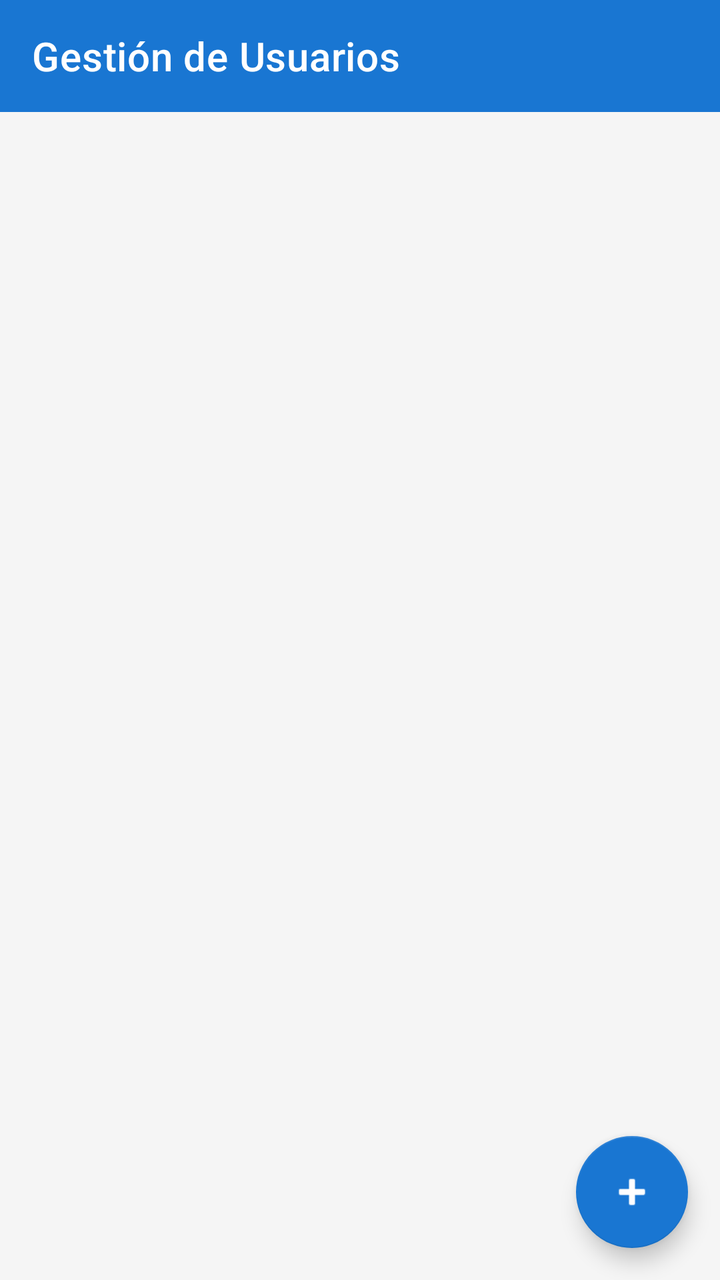
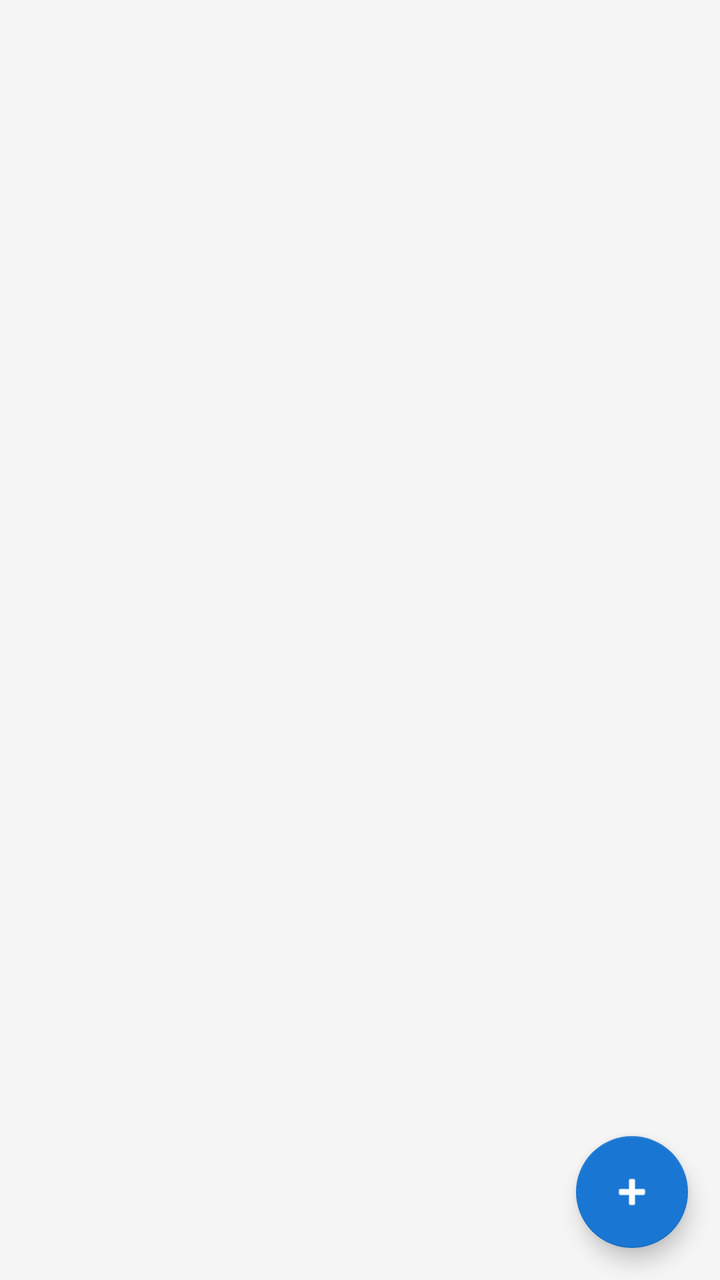

Compare the two renders of this Android layout. The source of the first and the diff that turns it into the second are given below.
<!-- AndroidManifest.xml: application theme Theme.ParqueoIoT -->
<!-- res/layout/activity_gestion_usuarios.xml -->
<?xml version="1.0" encoding="utf-8"?>
<androidx.coordinatorlayout.widget.CoordinatorLayout
    xmlns:android="http://schemas.android.com/apk/res/android"
    xmlns:app="http://schemas.android.com/apk/res-auto"
    android:layout_width="match_parent"
    android:layout_height="match_parent"
    android:background="#F5F5F5">

    <LinearLayout
        android:layout_width="match_parent"
        android:layout_height="match_parent"
        android:orientation="vertical">

        <com.google.android.material.appbar.AppBarLayout
            android:layout_width="match_parent"
            android:layout_height="wrap_content">

            <androidx.appcompat.widget.Toolbar
                android:id="@+id/toolbar"
                android:layout_width="match_parent"
                android:layout_height="?attr/actionBarSize"
                app:title="Gestión de Usuarios"
                app:titleTextColor="@android:color/white"
                android:background="#1976D2"/>
        </com.google.android.material.appbar.AppBarLayout>

        <FrameLayout
            android:layout_width="match_parent"
            android:layout_height="match_parent">

            <androidx.recyclerview.widget.RecyclerView
                android:id="@+id/rvOperadores"
                android:layout_width="match_parent"
                android:layout_height="match_parent"
                android:padding="8dp"
                android:clipToPadding="false"/>

            <ProgressBar
                android:id="@+id/progressBar"
                android:layout_width="wrap_content"
                android:layout_height="wrap_content"
                android:layout_gravity="center"
                android:visibility="gone"/>

            <TextView
                android:id="@+id/tvEmpty"
                android:layout_width="wrap_content"
                android:layout_height="wrap_content"
                android:layout_gravity="center"
                android:text="No hay operadores registrados"
                android:textSize="16sp"
                android:textColor="#757575"
                android:visibility="gone"/>
        </FrameLayout>
    </LinearLayout>

    <com.google.android.material.floatingactionbutton.FloatingActionButton
        android:id="@+id/fabNuevoOperador"
        android:layout_width="wrap_content"
        android:layout_height="wrap_content"
        android:layout_gravity="bottom|end"
        android:layout_margin="16dp"
        android:src="@android:drawable/ic_input_add"
        app:tint="@android:color/white"/>

</androidx.coordinatorlayout.widget.CoordinatorLayout>
<!-- resources referenced by this layout -->
<resources>
  <style name="Theme.ParqueoIoT" parent="Theme.MaterialComponents.Light.NoActionBar">
          <item name="colorPrimary">@color/brand_primary</item>
          <item name="colorPrimaryVariant">@color/brand_primary_dark</item>
          <item name="colorOnPrimary">@color/on_primary</item>
  
          <item name="colorSecondary">@color/brand_primary_light</item>
          <item name="colorSecondaryVariant">@color/brand_primary</item>
          <item name="colorOnSecondary">@color/on_primary</item>
  
          <item name="android:colorBackground">@color/surface_background</item>
          <item name="colorSurface">@color/surface_card</item>
          <item name="colorOnSurface">@color/text_primary</item>
          <item name="colorError">@color/status_danger</item>
  
          <item name="android:statusBarColor">@color/brand_primary_dark</item>
      </style>
  <color name="brand_primary">#0D47A1</color>
  <color name="brand_primary_dark">#09315F</color>
  <color name="on_primary">#FFFFFF</color>
  <color name="brand_primary_light">#1976D2</color>
  <color name="surface_background">#F5F5F5</color>
  <color name="surface_card">#FFFFFF</color>
  <color name="text_primary">#212121</color>
  <color name="status_danger">#C62828</color>
</resources>

<!-- the commit's change to res/layout/activity_gestion_usuarios.xml (unified diff, before → after) -->
@@ -1,66 +1,41 @@
 <?xml version="1.0" encoding="utf-8"?>
-<androidx.coordinatorlayout.widget.CoordinatorLayout
-    xmlns:android="http://schemas.android.com/apk/res/android"
+<FrameLayout xmlns:android="http://schemas.android.com/apk/res/android"
     xmlns:app="http://schemas.android.com/apk/res-auto"
     android:layout_width="match_parent"
     android:layout_height="match_parent"
-    android:background="#F5F5F5">
+    android:background="@color/surface_background">
 
-    <LinearLayout
+    <androidx.recyclerview.widget.RecyclerView
+        android:id="@+id/rvOperadores"
         android:layout_width="match_parent"
         android:layout_height="match_parent"
-        android:orientation="vertical">
+        android:padding="@dimen/space_sm"
+        android:clipToPadding="false" />
 
-        <com.google.android.material.appbar.AppBarLayout
-            android:layout_width="match_parent"
-            android:layout_height="wrap_content">
+    <ProgressBar
+        android:id="@+id/progressBar"
+        android:layout_width="wrap_content"
+        android:layout_height="wrap_content"
+        android:layout_gravity="center"
+        android:indeterminateTint="@color/brand_primary"
+        android:visibility="gone" />
 
-            <androidx.appcompat.widget.Toolbar
-                android:id="@+id/toolbar"
-                android:layout_width="match_parent"
-                android:layout_height="?attr/actionBarSize"
-                app:title="Gestión de Usuarios"
-                app:titleTextColor="@android:color/white"
-                android:background="#1976D2"/>
-        </com.google.android.material.appbar.AppBarLayout>
-
-        <FrameLayout
-            android:layout_width="match_parent"
-            android:layout_height="match_parent">
-
-            <androidx.recyclerview.widget.RecyclerView
-                android:id="@+id/rvOperadores"
-                android:layout_width="match_parent"
-                android:layout_height="match_parent"
-                android:padding="8dp"
-                android:clipToPadding="false"/>
-
-            <ProgressBar
-                android:id="@+id/progressBar"
-                android:layout_width="wrap_content"
-                android:layout_height="wrap_content"
-                android:layout_gravity="center"
-                android:visibility="gone"/>
-
-            <TextView
-                android:id="@+id/tvEmpty"
-                android:layout_width="wrap_content"
-                android:layout_height="wrap_content"
-                android:layout_gravity="center"
-                android:text="No hay operadores registrados"
-                android:textSize="16sp"
-                android:textColor="#757575"
-                android:visibility="gone"/>
-        </FrameLayout>
-    </LinearLayout>
+    <TextView
+        android:id="@+id/tvEmpty"
+        android:layout_width="wrap_content"
+        android:layout_height="wrap_content"
+        android:layout_gravity="center"
+        android:text="No hay operadores registrados"
+        android:textSize="@dimen/text_body"
+        android:textColor="@color/text_secondary"
+        android:visibility="gone" />
 
     <com.google.android.material.floatingactionbutton.FloatingActionButton
         android:id="@+id/fabNuevoOperador"
         android:layout_width="wrap_content"
         android:layout_height="wrap_content"
         android:layout_gravity="bottom|end"
-        android:layout_margin="16dp"
+        android:layout_margin="@dimen/space_md"
         android:src="@android:drawable/ic_input_add"
-        app:tint="@android:color/white"/>
-
-</androidx.coordinatorlayout.widget.CoordinatorLayout>
+        app:tint="@color/on_primary" />
+</FrameLayout>
<!-- resource entries referenced after the edit -->
@@ -1,5 +1,12 @@
 <!-- resources referenced by this layout -->
 <resources>
+  <color name="brand_primary">#0D47A1</color>
+  <color name="on_primary">#FFFFFF</color>
+  <color name="surface_background">#F5F5F5</color>
+  <color name="text_secondary">#616161</color>
+  <dimen name="space_md">16dp</dimen>
+  <dimen name="space_sm">8dp</dimen>
+  <dimen name="text_body">16sp</dimen>
   <style name="Theme.ParqueoIoT" parent="Theme.MaterialComponents.Light.NoActionBar">
           <item name="colorPrimary">@color/brand_primary</item>
           <item name="colorPrimaryVariant">@color/brand_primary_dark</item>
@@ -16,11 +23,8 @@
   
           <item name="android:statusBarColor">@color/brand_primary_dark</item>
       </style>
-  <color name="brand_primary">#0D47A1</color>
   <color name="brand_primary_dark">#09315F</color>
-  <color name="on_primary">#FFFFFF</color>
   <color name="brand_primary_light">#1976D2</color>
-  <color name="surface_background">#F5F5F5</color>
   <color name="surface_card">#FFFFFF</color>
   <color name="text_primary">#212121</color>
   <color name="status_danger">#C62828</color>
